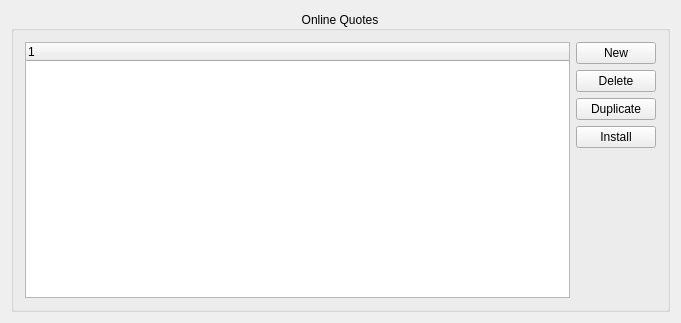
Before: the Qt Designer form src/alkonlinequotes.ui in KDE/alkimia, drawn with Qt 5.
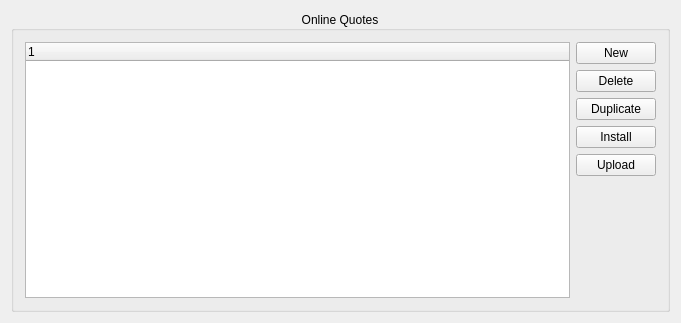
After: the same form once the commit is applied. Icons and pictures are not drawn. Custom widgets are drawn as their Qt base class.

Commit message:
Add support to upload GHNS online quote source
As the build in support of uploading GHNS sources has been removed
a replacement is added to create a package and hints for uploading.

BUG:474946
FIXED-IN:8.1.73

```diff
--- a/src/alkonlinequotes.ui
+++ b/src/alkonlinequotes.ui
@@ -90,6 +90,17 @@
             </property>
            </widget>
           </item>
+          <item>
+           <widget class="AlkPushButton" name="m_uploadButton">
+            <property name="text">
+             <string>Upload</string>
+            </property>
+            <property name="icon">
+             <iconset theme="cloud-upload">
+              <normaloff>.</normaloff>.</iconset>
+            </property>
+           </widget>
+          </item>
           <item>
            <spacer name="verticalSpacer">
             <property name="orientation">
```
The commit also changes 10 other files.
